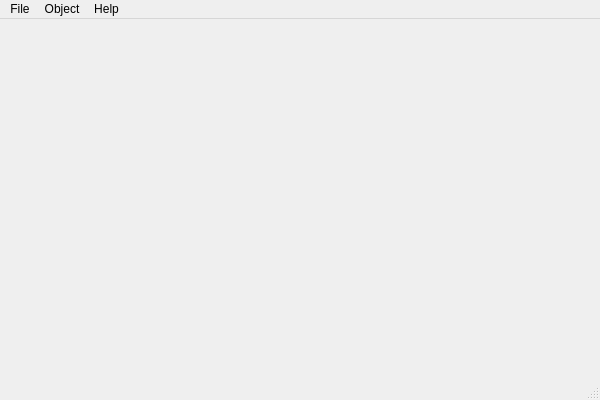
First picture: the form in MainWindow.ui, repository AndreyTulyakov/LightRabbit-Clipsed, before the edit.
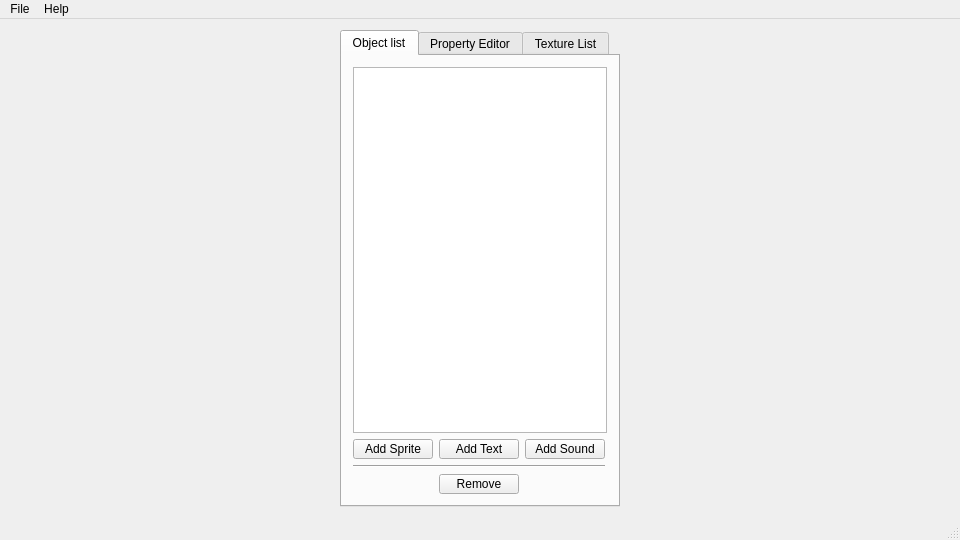
Second picture: the form after the edit. Icons and pictures are not drawn.

```diff
--- a/MainWindow.ui
+++ b/MainWindow.ui
@@ -6,18 +6,188 @@
    <rect>
     <x>0</x>
     <y>0</y>
-    <width>600</width>
-    <height>400</height>
+    <width>960</width>
+    <height>540</height>
    </rect>
   </property>
+  <property name="sizePolicy">
+   <sizepolicy hsizetype="Fixed" vsizetype="Fixed">
+    <horstretch>0</horstretch>
+    <verstretch>0</verstretch>
+   </sizepolicy>
+  </property>
   <property name="windowTitle">
    <string>LRabbit Clipsed</string>
   </property>
+  <property name="toolButtonStyle">
+   <enum>Qt::ToolButtonTextOnly</enum>
+  </property>
   <property name="animated">
    <bool>false</bool>
   </property>
   <widget class="QWidget" name="centralWidget">
    <layout class="QGridLayout" name="gridLayout_2">
+    <item row="0" column="0">
+     <widget class="QTabWidget" name="tabWidget">
+      <property name="sizePolicy">
+       <sizepolicy hsizetype="Fixed" vsizetype="Expanding">
+        <horstretch>0</horstretch>
+        <verstretch>0</verstretch>
+       </sizepolicy>
+      </property>
+      <property name="minimumSize">
+       <size>
+        <width>280</width>
+        <height>330</height>
+       </size>
+      </property>
+      <property name="maximumSize">
+       <size>
+        <width>280</width>
+        <height>1000</height>
+       </size>
+      </property>
+      <property name="tabShape">
+       <enum>QTabWidget::Rounded</enum>
+      </property>
+      <property name="currentIndex">
+       <number>0</number>
+      </property>
+      <property name="elideMode">
+       <enum>Qt::ElideNone</enum>
+      </property>
+      <property name="usesScrollButtons">
+       <bool>false</bool>
+      </property>
+      <widget class="QWidget" name="tab_0">
+       <attribute name="title">
+        <string>Object list</string>
+       </attribute>
+       <layout class="QGridLayout" name="gridLayout_4">
+        <item row="0" column="0">
+         <widget class="QListView" name="listView"/>
+        </item>
+        <item row="3" column="0">
+         <layout class="QGridLayout" name="gridLayout_5">
+          <item row="0" column="1">
+           <widget class="QPushButton" name="pushButton_3">
+            <property name="maximumSize">
+             <size>
+              <width>80</width>
+              <height>20</height>
+             </size>
+            </property>
+            <property name="text">
+             <string>Add Text</string>
+            </property>
+           </widget>
+          </item>
+          <item row="0" column="2">
+           <widget class="QPushButton" name="pushButton_5">
+            <property name="maximumSize">
+             <size>
+              <width>80</width>
+              <height>20</height>
+             </size>
+            </property>
+            <property name="text">
+             <string>Add Sound</string>
+            </property>
+           </widget>
+          </item>
+          <item row="0" column="0">
+           <widget class="QPushButton" name="pushButton_4">
+            <property name="maximumSize">
+             <size>
+              <width>80</width>
+              <height>20</height>
+             </size>
+            </property>
+            <property name="text">
+             <string>Add Sprite</string>
+            </property>
+           </widget>
+          </item>
+          <item row="2" column="1">
+           <widget class="QPushButton" name="pushButton_6">
+            <property name="maximumSize">
+             <size>
+              <width>120</width>
+              <height>20</height>
+             </size>
+            </property>
+            <property name="text">
+             <string>Remove</string>
+            </property>
+           </widget>
+          </item>
+          <item row="1" column="0" colspan="3">
+           <widget class="Line" name="line">
+            <property name="orientation">
+             <enum>Qt::Horizontal</enum>
+            </property>
+           </widget>
+          </item>
+         </layout>
+        </item>
+       </layout>
+      </widget>
+      <widget class="QWidget" name="tab_1">
+       <attribute name="title">
+        <string>Property Editor</string>
+       </attribute>
+      </widget>
+      <widget class="QWidget" name="tab_2">
+       <attribute name="title">
+        <string>Texture List</string>
+       </attribute>
+       <layout class="QGridLayout" name="gridLayout_3">
+        <item row="0" column="0" colspan="2">
+         <widget class="QListWidget" name="listWidget">
+          <property name="sizePolicy">
+           <sizepolicy hsizetype="Maximum" vsizetype="Maximum">
+            <horstretch>0</horstretch>
+            <verstretch>0</verstretch>
+           </sizepolicy>
+          </property>
+          <property name="maximumSize">
+           <size>
+            <width>280</width>
+            <height>800</height>
+           </size>
+          </property>
+         </widget>
+        </item>
+        <item row="1" column="0">
+         <widget class="QPushButton" name="pushButton">
+          <property name="maximumSize">
+           <size>
+            <width>16777215</width>
+            <height>20</height>
+           </size>
+          </property>
+          <property name="text">
+           <string>Add</string>
+          </property>
+         </widget>
+        </item>
+        <item row="1" column="1">
+         <widget class="QPushButton" name="pushButton_2">
+          <property name="maximumSize">
+           <size>
+            <width>16777215</width>
+            <height>20</height>
+           </size>
+          </property>
+          <property name="text">
+           <string>Remove</string>
+          </property>
+         </widget>
+        </item>
+       </layout>
+      </widget>
+     </widget>
+    </item>
     <item row="0" column="1">
      <layout class="QGridLayout" name="gridLayout">
       <property name="sizeConstraint">
@@ -42,7 +212,7 @@
     <rect>
      <x>0</x>
      <y>0</y>
-     <width>600</width>
+     <width>960</width>
      <height>25</height>
     </rect>
    </property>
@@ -65,17 +235,7 @@
     </property>
     <addaction name="actionAbout"/>
    </widget>
-   <widget class="QMenu" name="menuObject">
-    <property name="title">
-     <string>Object</string>
-    </property>
-    <addaction name="actionAdd_Sprite"/>
-    <addaction name="actionAdd_Text"/>
-    <addaction name="actionAdd_Sound"/>
-    <addaction name="actionTextures"/>
-   </widget>
    <addaction name="menuFile"/>
-   <addaction name="menuObject"/>
    <addaction name="menuHelp"/>
   </widget>
   <widget class="QStatusBar" name="statusBar"/>
```
Left out of the diff: 9 changed lines with no effect on the pictures.
